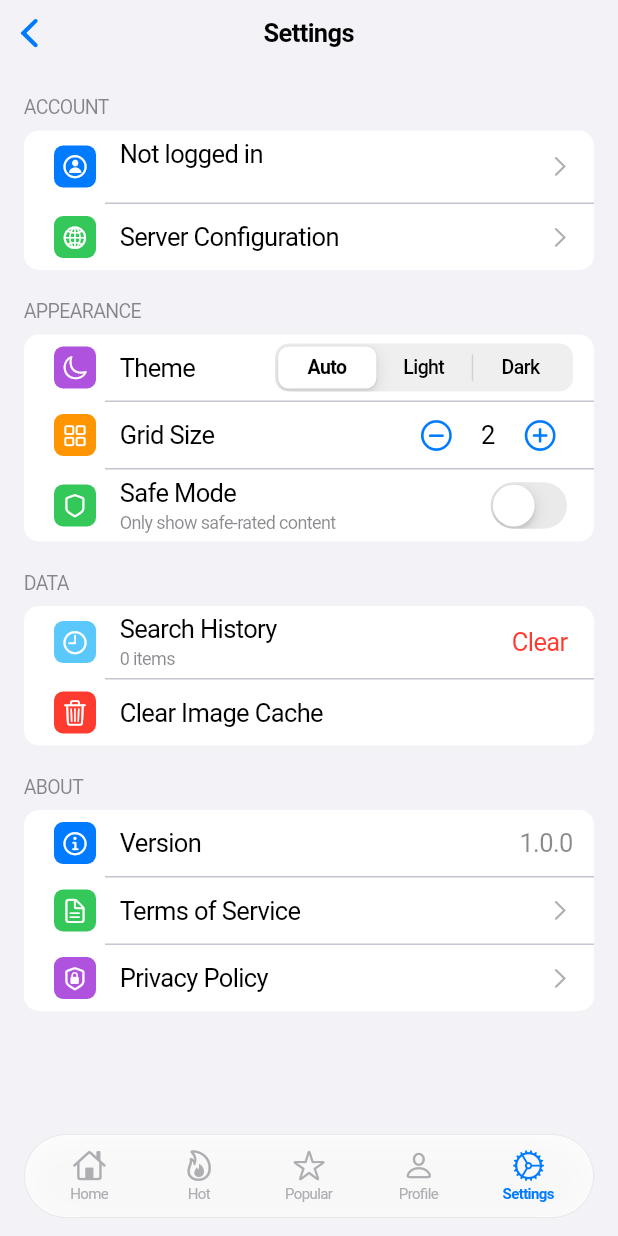
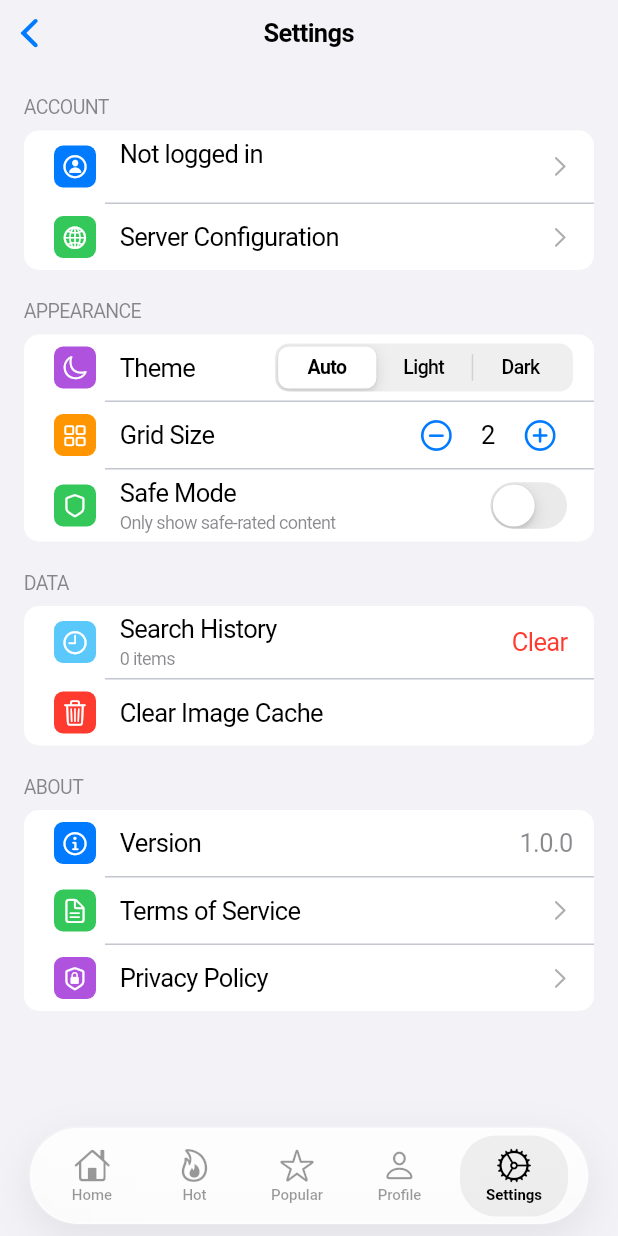
Before and after one commit to justacalico/klit, a Flutter app: the MainTabPage screen opened directly, item 5 of the bottom bar chosen, on a phone screen of 412 x 824 dp. Run offline on Flutter 3.47's test engine with Material 3 defaults, Android fonts, the phone set to English and light mode, and no system bars; our stand-ins replace cached_network_image, chewie, dio, flutter_secure_storage, photo_view, pull_to_refresh and 3 more; missing offline and left inert: media_kit, media_kit_video; accounts and stored records are empty; network calls fail.

Commit message:
Refactor navigation bar to liquid glass style with improved animations and layout

```diff
--- a/lib/presentation/pages/main_tab_page.dart
+++ b/lib/presentation/pages/main_tab_page.dart
@@ -39,68 +39,105 @@ class _MainTabPageState extends State<MainTabPage> {
             index: _currentIndex,
             children: _pages,
           ),
-          // Floating navigation bar
+          // Liquid Glass navigation bar
           Positioned(
-            left: 16,
-            right: 16,
-            bottom: MediaQuery.of(context).padding.bottom + 12,
+            left: 20,
+            right: 20,
+            bottom: MediaQuery.of(context).padding.bottom + 8,
+            child: _buildLiquidGlassNavBar(isDark),
+          ),
+        ],
+      ),
+    );
+  }
+
+  Widget _buildLiquidGlassNavBar(bool isDark) {
+    return Container(
+      height: 64,
+      decoration: BoxDecoration(
+        borderRadius: BorderRadius.circular(32),
+        boxShadow: [
+          // Outer glow/shadow
+          BoxShadow(
+            color: isDark
+                ? CupertinoColors.black.withOpacity(0.4)
+                : CupertinoColors.black.withOpacity(0.08),
+            blurRadius: 24,
+            spreadRadius: 0,
+            offset: const Offset(0, 8),
+          ),
+          // Inner highlight (top)
+          BoxShadow(
+            color: isDark
+                ? CupertinoColors.white.withOpacity(0.05)
+                : CupertinoColors.white.withOpacity(0.8),
+            blurRadius: 1,
+            spreadRadius: 0,
+            offset: const Offset(0, -0.5),
+          ),
+        ],
+      ),
       child: ClipRRect(
-              borderRadius: BorderRadius.circular(28),
+        borderRadius: BorderRadius.circular(32),
         child: BackdropFilter(
-                filter: ImageFilter.blur(sigmaX: 20, sigmaY: 20),
+          filter: ImageFilter.blur(sigmaX: 40, sigmaY: 40),
           child: Container(
-                  height: 56,
             decoration: BoxDecoration(
-                    color: isDark
-                        ? AppColors.darkSecondaryBackground.withOpacity(0.85)
-                        : CupertinoColors.white.withOpacity(0.85),
-                    borderRadius: BorderRadius.circular(28),
+              borderRadius: BorderRadius.circular(32),
+              // Liquid glass gradient
+              gradient: LinearGradient(
+                begin: Alignment.topCenter,
+                end: Alignment.bottomCenter,
+                colors: isDark
+                    ? [
+                        CupertinoColors.white.withOpacity(0.18),
+                        CupertinoColors.white.withOpacity(0.08),
+                      ]
+                    : [
+                        CupertinoColors.white.withOpacity(0.85),
+                        CupertinoColors.white.withOpacity(0.65),
+                      ],
+              ),
+              // Subtle border for glass edge effect
               border: Border.all(
                 color: isDark
-                          ? AppColors.darkSeparator.withOpacity(0.5)
-                          : AppColors.lightSeparator.withOpacity(0.5),
-                      width: 0.5,
+                    ? CupertinoColors.white.withOpacity(0.2)
+                    : CupertinoColors.white.withOpacity(0.6),
+                width: 1,
               ),
-                    boxShadow: [
-                      BoxShadow(
-                        color: CupertinoColors.black.withOpacity(0.15),
-                        blurRadius: 20,
-                        offset: const Offset(0, 4),
-                      ),
-                    ],
             ),
             child: Row(
               mainAxisAlignment: MainAxisAlignment.spaceEvenly,
               children: [
-                      _buildNavItem(
+                _buildLiquidGlassNavItem(
                   index: 0,
                   icon: CupertinoIcons.home,
                   activeIcon: CupertinoIcons.house_fill,
                   label: 'Home',
                   isDark: isDark,
                 ),
-                      _buildNavItem(
+                _buildLiquidGlassNavItem(
                   index: 1,
                   icon: CupertinoIcons.flame,
                   activeIcon: CupertinoIcons.flame_fill,
                   label: 'Hot',
                   isDark: isDark,
                 ),
-                      _buildNavItem(
+                _buildLiquidGlassNavItem(
                   index: 2,
                   icon: CupertinoIcons.star,
                   activeIcon: CupertinoIcons.star_fill,
                   label: 'Popular',
                   isDark: isDark,
                 ),
-                      _buildNavItem(
+                _buildLiquidGlassNavItem(
                   index: 3,
                   icon: CupertinoIcons.person,
                   activeIcon: CupertinoIcons.person_fill,
                   label: 'Profile',
                   isDark: isDark,
                 ),
-                      _buildNavItem(
+                _buildLiquidGlassNavItem(
                   index: 4,
                   icon: CupertinoIcons.settings,
                   activeIcon: CupertinoIcons.settings_solid,
@@ -112,13 +149,10 @@ class _MainTabPageState extends State<MainTabPage> {
           ),
         ),
       ),
-          ),
-        ],
-      ),
     );
   }
 
-  Widget _buildNavItem({
+  Widget _buildLiquidGlassNavItem({
     required int index,
     required IconData icon,
     required IconData activeIcon,
@@ -126,31 +160,53 @@ class _MainTabPageState extends State<MainTabPage> {
     required bool isDark,
   }) {
     final isSelected = _currentIndex == index;
-    final color = isSelected
-        ? AppColors.primaryBlue
-        : (isDark ? CupertinoColors.systemGrey : CupertinoColors.systemGrey2);
+
+    // Colors matching iOS 26 liquid glass style
+    final selectedColor = isDark
+        ? CupertinoColors.white
+        : CupertinoColors.black;
+    final unselectedColor = isDark
+        ? CupertinoColors.white.withOpacity(0.5)
+        : CupertinoColors.black.withOpacity(0.4);
 
     return GestureDetector(
       onTap: () => setState(() => _currentIndex = index),
       behavior: HitTestBehavior.opaque,
-      child: SizedBox(
-        width: 60,
+      child: AnimatedContainer(
+        duration: const Duration(milliseconds: 200),
+        curve: Curves.easeOutCubic,
+        width: isSelected ? 72 : 56,
+        padding: const EdgeInsets.symmetric(vertical: 8),
+        decoration: isSelected
+            ? BoxDecoration(
+                borderRadius: BorderRadius.circular(24),
+                color: isDark
+                    ? CupertinoColors.white.withOpacity(0.15)
+                    : CupertinoColors.black.withOpacity(0.06),
+              )
+            : null,
         child: Column(
           mainAxisAlignment: MainAxisAlignment.center,
+          mainAxisSize: MainAxisSize.min,
           children: [
-            Icon(
+            AnimatedSwitcher(
+              duration: const Duration(milliseconds: 200),
+              child: Icon(
                 isSelected ? activeIcon : icon,
-              color: color,
-              size: 22,
+                key: ValueKey(isSelected),
+                color: isSelected ? selectedColor : unselectedColor,
+                size: 24,
+              ),
             ),
             const SizedBox(height: 2),
-            Text(
-              label,
+            AnimatedDefaultTextStyle(
+              duration: const Duration(milliseconds: 200),
               style: TextStyle(
                 fontSize: 10,
-                fontWeight: isSelected ? FontWeight.w600 : FontWeight.normal,
-                color: color,
+                fontWeight: isSelected ? FontWeight.w600 : FontWeight.w500,
+                color: isSelected ? selectedColor : unselectedColor,
               ),
+              child: Text(label),
             ),
           ],
         ),
```
Lines whose indentation alone changed are shown as unchanged.
